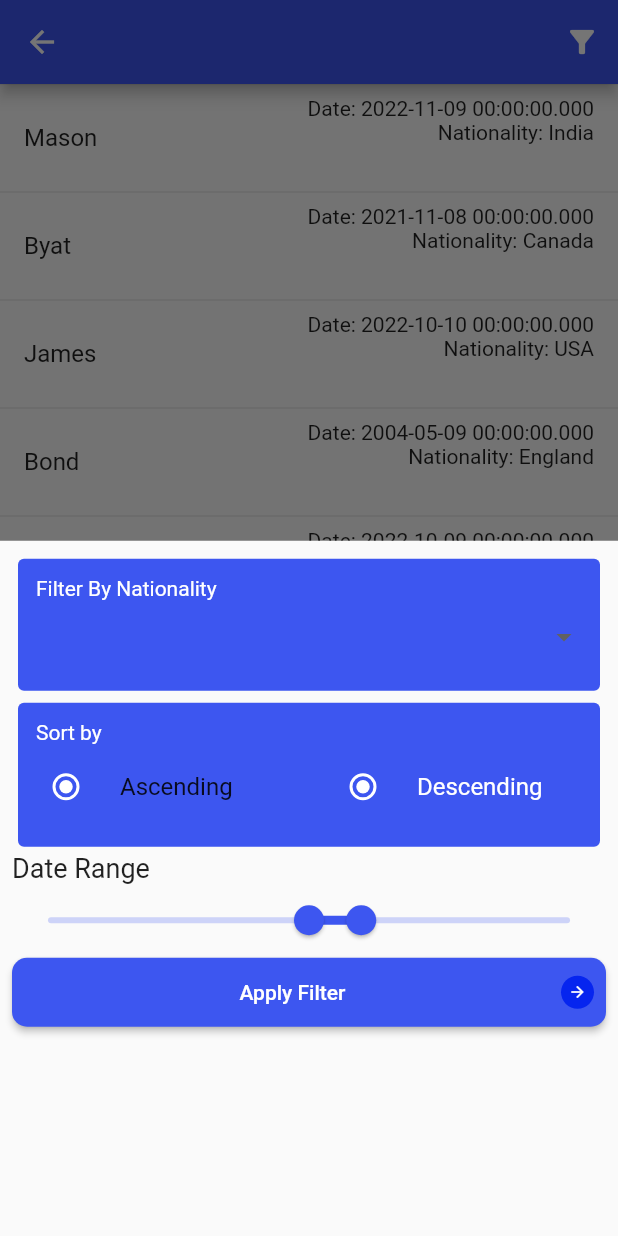
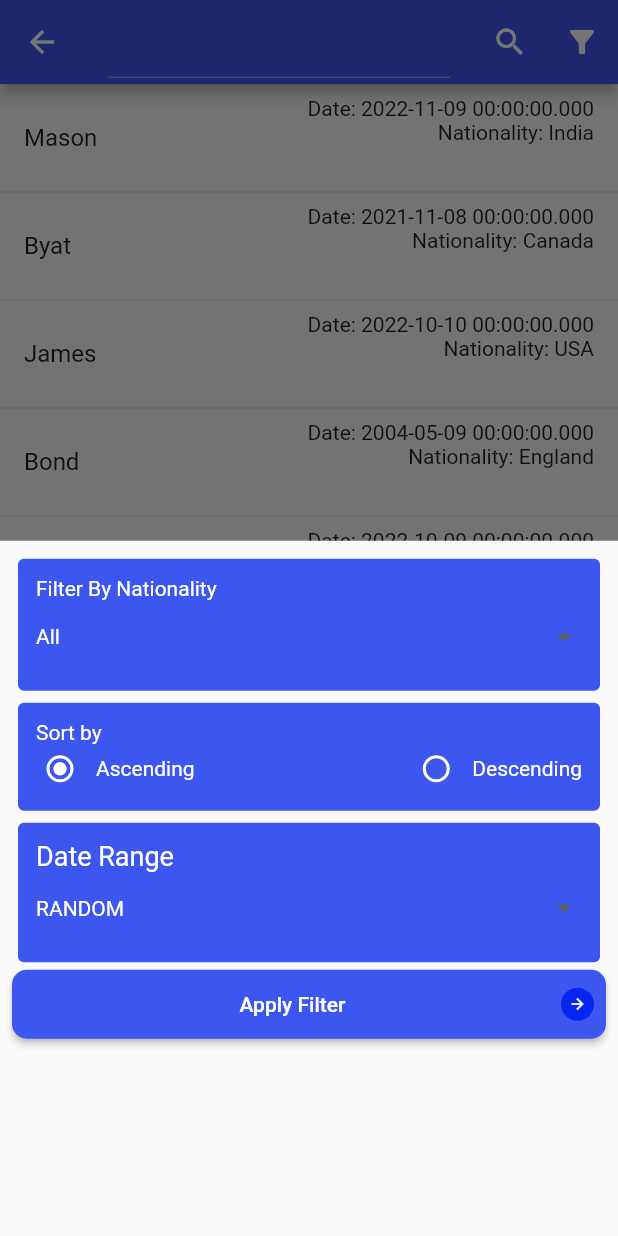
Before and after one commit to hammadparveez/bayt_test_app, a Flutter app: the HomeUI screen opened by its route, scrolled down 84 dp, after a tap on the "filter alt" icon, on a phone screen of 412 x 824 dp. Run offline on Flutter 3.47's test engine with Material 2 defaults, Android fonts, the phone set to English and light mode, and no system bars; our stand-ins replace firebase_core, syncfusion_flutter_datepicker; accounts and stored records are empty.

Commit message:
designing search, completed filter

```diff
--- a/lib/main.dart
+++ b/lib/main.dart
@@ -1,4 +1,4 @@
-import 'package:bayt_test_app/provider/mock_provider.dart';
+import 'package:bayt_test_app/provider/filter_provider.dart';
 import 'package:bayt_test_app/routes.dart';
 import 'package:bayt_test_app/util/colors.dart';
 import 'package:flutter/material.dart';
@@ -14,7 +14,7 @@ class ByatApp extends StatelessWidget {
   @override
   Widget build(BuildContext context) {
     return ChangeNotifierProvider(
-      create: (_) => MockProvider(),
+      create: (_) => FilterProvider(),
       child: MaterialApp(
         title: 'Byat Test App',
         debugShowCheckedModeBanner: false,
--- /dev/null
+++ b/lib/provider/filter_provider.dart
@@ -0,0 +1,58 @@
+import 'package:bayt_test_app/mock_data.dart';
+import 'package:flutter/material.dart';
+
+enum OrderBy { ascending, descending }
+
+enum OrderByDate { oldest, latest, random }
+
+class FilterProvider extends ChangeNotifier {
+  FilterProvider() {
+    filterOnlyNationality();
+    sortDate();
+  }
+  final orderByDateText = ['Oldest', 'Latest', 'Random'];
+  final duplicatedData = userData;
+  final nationality = <String>[];
+  String selectedNationality = 'All';
+  double startingDate = 0;
+  double endingDate = 100;
+  OrderBy orderedBy = OrderBy.ascending;
+  OrderByDate selectedDateOrder = OrderByDate.random;
+
+  filterOnlyNationality() {
+    for (var user in userData) {
+      if (!nationality.contains(user.nationality)) {
+        nationality.add(user.nationality);
+      }
+    }
+    if (nationality.isNotEmpty) nationality.add('All');
+  }
+
+  sortDate() {
+    duplicatedData.sort((model1, model2) => model1.date.compareTo(model2.date));
+    startingDate = duplicatedData.first.date.millisecondsSinceEpoch.toDouble();
+    endingDate = duplicatedData.last.date.millisecondsSinceEpoch.toDouble();
+    notifyListeners();
+  }
+
+  void changeOrder(OrderBy? selectedOrder) {
+    sortDate();
+    if (selectedOrder != orderedBy) {
+      orderedBy = selectedOrder!;
+      notifyListeners();
+    }
+  }
+
+  onNationalitySelect(String? selectedItem) {
+    if (selectedItem != null) {
+      selectedNationality = selectedItem;
+      notifyListeners();
+    }
+  }
+  onDateOrderSelect(OrderByDate? item) {
+    if (item != null) {
+       selectedDateOrder = item;
+      notifyListeners();
+    }
+  }
+}
--- a/lib/provider/mock_provider.dart
+++ /dev/null
@@ -1,14 +0,0 @@
-import 'package:bayt_test_app/mock_data.dart';
-import 'package:flutter/material.dart';
-
-class MockProvider extends ChangeNotifier {
-  final nationality = <String>[];
-  List<String> getNationality() {
-    for (var user in userData) {
-      if (!nationality.contains(user.nationality)) {
-        nationality.add(user.nationality);
-      }
-    }
-    return nationality;
-  }
-}
--- /dev/null
+++ b/lib/ui/base_widiget/custom_radio_button.dart
@@ -0,0 +1,47 @@
+import 'package:flutter/material.dart';
+
+class CustomRadioButton<T> extends StatelessWidget {
+  const CustomRadioButton({
+    Key? key,
+    this.title,
+    this.spacing = 8,
+    this.selectedValue,
+    this.groupValue,
+    this.onSelect,
+  }) : super(key: key);
+
+  final String? title;
+  final double spacing;
+  final T? selectedValue;
+  final T? groupValue;
+  final void Function(T?)? onSelect;
+
+  @override
+  Widget build(BuildContext context) {
+    return GestureDetector(
+      behavior: HitTestBehavior.translucent,
+      onTap: () {
+        if (onSelect != null && (selectedValue != groupValue)) {
+          onSelect!(selectedValue);
+        }
+      },
+      child: Row(
+        children: [
+          Radio<T?>(
+            materialTapTargetSize: MaterialTapTargetSize.shrinkWrap,
+            visualDensity: VisualDensity.compact,
+            value: selectedValue,
+            groupValue: groupValue,
+            onChanged: onSelect ?? (_) {},
+          ),
+          if (title != null) SizedBox(width: spacing),
+          if (title != null)
+            Padding(
+              padding: const EdgeInsets.symmetric(vertical: 8.0),
+              child: Text(title!),
+            ),
+        ],
+      ),
+    );
+  }
+}
--- /dev/null
+++ b/lib/ui/home/components/filter_card.dart
@@ -0,0 +1,21 @@
+import 'package:bayt_test_app/util/colors.dart';
+import 'package:flutter/material.dart';
+
+class FilterCard extends StatelessWidget {
+  const FilterCard({
+    Key? key,
+    required this.child,
+  }) : super(key: key);
+  final Widget child;
+  @override
+  Widget build(BuildContext context) {
+    return Card(
+      elevation: 0,
+      child: Padding(
+        padding: const EdgeInsets.all(12.0),
+        child: DefaultTextStyle(
+            style: const TextStyle(color: ByatColors.white), child: child),
+      ),
+    );
+  }
+}
--- /dev/null
+++ b/lib/ui/home/components/filter_dropdown.dart
@@ -0,0 +1,33 @@
+
+import 'package:bayt_test_app/util/colors.dart';
+import 'package:flutter/material.dart';
+
+class FilterDropDown<T> extends StatelessWidget {
+  const FilterDropDown(
+      {Key? key,
+      required this.value,
+      required this.dropdownItems,
+      this.upperCaseText = false,
+      this.onDropdownSelect})
+      : super(key: key);
+  final T value;
+  final List<T> dropdownItems;
+  final bool upperCaseText;
+  final Function(T?)? onDropdownSelect;
+  @override
+  Widget build(BuildContext context) {
+    return DropdownButton(
+        value: value,
+        underline: const SizedBox(),
+        isExpanded: true,
+        style: const TextStyle(color: Colors.white),
+        dropdownColor: ByatColors.primary,
+        items: dropdownItems
+            .map((e) => DropdownMenuItem(
+                value: e,
+                child: Text(
+                    upperCaseText ? e.toString().toUpperCase() : e.toString())))
+            .toList(),
+        onChanged: onDropdownSelect);
+  }
+}
--- /dev/null
+++ b/lib/ui/home/components/filter_sheet.dart
@@ -0,0 +1,91 @@
+import 'package:bayt_test_app/provider/filter_provider.dart';
+import 'package:bayt_test_app/ui/base_widiget/custom_radio_button.dart';
+import 'package:bayt_test_app/ui/base_widiget/elevated_button.dart';
+import 'package:bayt_test_app/ui/home/components/filter_card.dart';
+import 'package:bayt_test_app/ui/home/components/filter_dropdown.dart';
+import 'package:bayt_test_app/util/colors.dart';
+import 'package:flutter/material.dart';
+import 'package:provider/provider.dart';
+import 'package:syncfusion_flutter_datepicker/datepicker.dart';
+
+class FilterSheet extends StatelessWidget {
+  const FilterSheet({super.key});
+
+  @override
+  Widget build(BuildContext context) {
+    return Container(
+      height: MediaQuery.of(context).size.height * .6,
+      child: Padding(
+        padding: const EdgeInsets.all(8.0),
+        child: Column(
+          crossAxisAlignment: CrossAxisAlignment.stretch,
+          children: [
+            FilterCard(
+              child: Column(
+                crossAxisAlignment: CrossAxisAlignment.stretch,
+                children: [
+                  Text('Filter By Nationality'),
+                  Consumer<FilterProvider>(builder: (context, filter, child) {
+                    return FilterDropDown(
+                      value: filter.selectedNationality,
+                      dropdownItems: filter.nationality,
+                      onDropdownSelect: filter.onNationalitySelect,
+                    );
+                  }),
+                ],
+              ),
+            ),
+            FilterCard(
+              child: Column(
+                crossAxisAlignment: CrossAxisAlignment.start,
+                children: [
+                  Text('Sort by'),
+                  Consumer<FilterProvider>(builder: (context, filter, child) {
+                    return Row(
+                      mainAxisAlignment: MainAxisAlignment.spaceBetween,
+                      children: [
+                        CustomRadioButton(
+                            title: 'Ascending',
+                            groupValue: filter.orderedBy,
+                            selectedValue: OrderBy.ascending,
+                            onSelect: filter.changeOrder),
+                        CustomRadioButton(
+                          title: 'Descending',
+                          groupValue: filter.orderedBy,
+                          selectedValue: OrderBy.descending,
+                          onSelect: filter.changeOrder,
+                        ),
+                      ],
+                    );
+                  }),
+                ],
+              ),
+            ),
+            FilterCard(
+                child: Column(
+              crossAxisAlignment: CrossAxisAlignment.start,
+              children: [
+                Text('Date Range', style: TextStyle(fontSize: 18)),
+                Consumer<FilterProvider>(builder: (context, filter, child) {
+                  return DropdownButton(
+                      value: filter.selectedDateOrder,
+                      underline: const SizedBox(),
+                      isExpanded: true,
+                      style: const TextStyle(color: Colors.white),
+                      dropdownColor: ByatColors.primary,
+                      items: OrderByDate.values
+                          .map((e) => DropdownMenuItem(
+                              value: e, child: Text(e.name.toUpperCase())))
+                          .toList(),
+                      onChanged: filter.onDateOrderSelect);
+                }),
+              ],
+            )),
+            ByatElevatedButton(
+                title: 'Apply Filter', onTap: () {}, hasSuffixIcon: true),
+          ],
+        ),
+      ),
+    );
+  }
+}
--- a/lib/ui/home/home.dart
+++ b/lib/ui/home/home.dart
@@ -1,6 +1,9 @@
 import 'package:bayt_test_app/mock_data.dart';
-import 'package:bayt_test_app/provider/mock_provider.dart';
+import 'package:bayt_test_app/provider/filter_provider.dart';
+import 'package:bayt_test_app/ui/base_widiget/custom_radio_button.dart';
 import 'package:bayt_test_app/ui/base_widiget/elevated_button.dart';
+import 'package:bayt_test_app/ui/home/components/filter_card.dart';
+import 'package:bayt_test_app/ui/home/components/filter_sheet.dart';
 import 'package:bayt_test_app/util/colors.dart';
 import 'package:flutter/material.dart';
 import 'package:flutter/src/widgets/container.dart';
@@ -14,7 +17,9 @@ class HomeUI extends StatelessWidget {
   Widget build(BuildContext context) {
     return Scaffold(
       appBar: AppBar(
+        title: TextField(),
         actions: [
+          IconButton(onPressed: () {}, icon: Icon(Icons.search)),
           IconButton(
               onPressed: () => showModalBottomSheet(
                   context: context, builder: (_) => const FilterSheet()),
@@ -55,101 +60,3 @@ class HomeUI extends StatelessWidget {
     );
   }
 }
-
-class FilterSheet extends StatelessWidget {
-  const FilterSheet({super.key});
-
-  @override
-  Widget build(BuildContext context) {
-    return Container(
-      height: MediaQuery.of(context).size.height * .6,
-      child: Padding(
-        padding: const EdgeInsets.all(8.0),
-        child: Column(
-          crossAxisAlignment: CrossAxisAlignment.stretch,
-          children: [
-            FilterCard(
-              child: Column(
-                crossAxisAlignment: CrossAxisAlignment.stretch,
-                children: [
-                  Text('Filter By Nationality'),
-                  DropdownButton(
-                      underline: const SizedBox(),
-                      isExpanded: true,
-                      style: const TextStyle(color: Colors.white),
-                      dropdownColor: ByatColors.primary,
-                      items: context
-                          .watch<MockProvider>()
-                          .getNationality()
-                          .map(
-                              (e) => DropdownMenuItem(value: e, child: Text(e)))
-                          .toList(),
-                      onChanged: (_) {}),
-                ],
-              ),
-            ),
-            FilterCard(
-              child: Column(
-                crossAxisAlignment: CrossAxisAlignment.start,
-                children: [
-                  Text('Sort by'),
-                  Row(
-                    children: [
-                      Expanded(
-                        child: RadioListTile(
-                          contentPadding: EdgeInsets.zero,
-                          value: true,
-                          groupValue: true,
-                          onChanged: (_) {},
-                          title: Text('Ascending'),
-                        ),
-                      ),
-                      Expanded(
-                        child: RadioListTile(
-                          value: true,
-                          groupValue: true,
-                          onChanged: (_) {},
-                          title: Text(
-                            'Descending',
-                            style: TextStyle(color: ByatColors.white),
-                          ),
-                        ),
-                      ),
-                    ],
-                  ),
-                ],
-              ),
-            ),
-            Text('Date Range', style: TextStyle(fontSize: 18)),
-            RangeSlider(
-                min: 0,
-                max: 100,
-                values: RangeValues(50, 60),
-                onChanged: (_) {}),
-            ByatElevatedButton(
-                title: 'Apply Filter', onTap: () {}, hasSuffixIcon: true),
-          ],
-        ),
-      ),
-    );
-  }
-}
-
-class FilterCard extends StatelessWidget {
-  const FilterCard({
-    Key? key,
-    required this.child,
-  }) : super(key: key);
-  final Widget child;
-  @override
-  Widget build(BuildContext context) {
-    return Card(
-      elevation: 0,
-      child: Padding(
-        padding: const EdgeInsets.all(12.0),
-        child: DefaultTextStyle(
-            style: const TextStyle(color: ByatColors.white), child: child),
-      ),
-    );
-  }
-}
--- a/pubspec.yaml
+++ b/pubspec.yaml
@@ -42,6 +42,7 @@ dependencies:
   shared_preferences: ^2.0.15
   dio: ^4.0.6
   intl: ^0.17.0
+  syncfusion_flutter_datepicker: ^20.3.58
 
 dev_dependencies:
   flutter_test:
```
Also changed, not shown: pubspec.lock.
